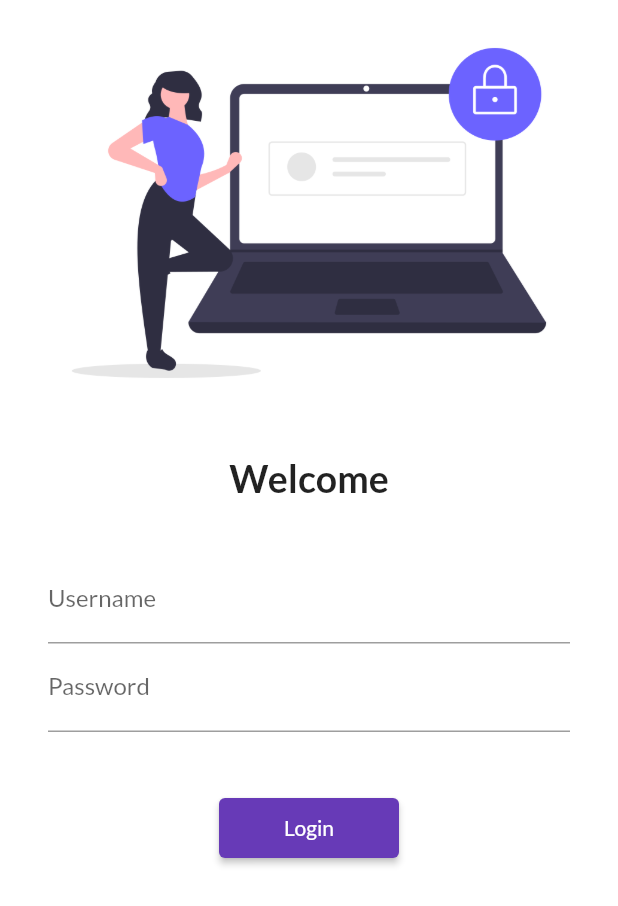
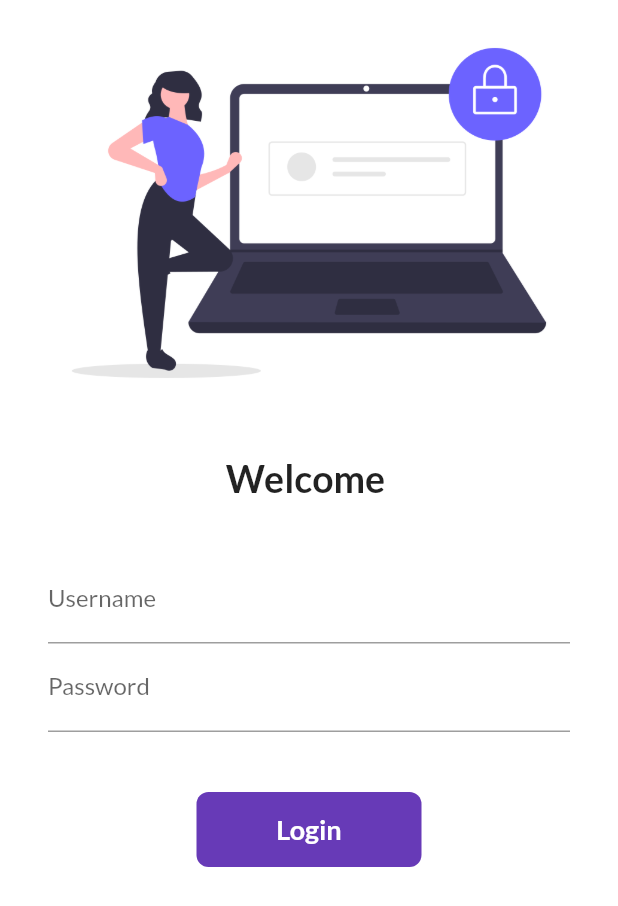
Before and after one commit to mdfaisalislam/tutorial_flutter, a Flutter app: the screen it shows after launch, on a phone screen of 412 x 824 dp. Shown: the top 906 px of the screen. Run offline on Flutter 3.47's test engine with Material 2 defaults, Android fonts, the phone set to English and light mode, and no system bars; our stand-ins replace google_fonts.

Commit message:
day 6 complete

```diff
--- a/lib/pages/login_page.dart
+++ b/lib/pages/login_page.dart
@@ -1,9 +1,17 @@
-// ignore_for_file: prefer_const_constructors, sort_child_properties_last, avoid_print
+// ignore_for_file: prefer_const_constructors, sort_child_properties_last, avoid_print, use_key_in_widget_constructors, use_build_context_synchronously
 
 import 'package:flutter/material.dart';
 import 'package:tutorial_flutter/utils/routes.dart';
 
-class LoginPage extends StatelessWidget {
+class LoginPage extends StatefulWidget {
+  @override
+  State<LoginPage> createState() => _LoginPageState();
+}
+
+class _LoginPageState extends State<LoginPage> {
+  String name = "";
+  bool changeButton = false;
+
   @override
   Widget build(BuildContext context) {
     return Material(
@@ -19,7 +27,7 @@ class LoginPage extends StatelessWidget {
                 height: 20.0,
               ),
               Text(
-                "Welcome",
+                "Welcome $name",
                 style: TextStyle(
                   fontSize: 25,
                   fontWeight: FontWeight.bold,
@@ -37,6 +45,10 @@ class LoginPage extends StatelessWidget {
                       decoration: InputDecoration(
                           hintText: "Enter your username",
                           labelText: "Username"),
+                      onChanged: (value) {
+                        name = value;
+                        setState(() {});
+                      },
                     ),
                     TextFormField(
                       obscureText: true,
@@ -47,13 +59,46 @@ class LoginPage extends StatelessWidget {
                     SizedBox(
                       height: 40.0,
                     ),
-                    ElevatedButton(
-                      child: Text("Login"),
-                      style: TextButton.styleFrom(minimumSize: Size(120, 40)),
-                      onPressed: () {
+
+                    InkWell(
+                      onTap: () async {
+                        setState(() {
+                          changeButton = true;
+                        });
+
+                        await Future.delayed(Duration(seconds: 1));
                         Navigator.pushNamed(context, MyRoutes.homeRoute);
                       },
+                      child: AnimatedContainer(
+                        duration: Duration(seconds: 1),
+                        width: changeButton ? 50 : 150,
+                        height: 50,
+                        alignment: Alignment.center,
+                        child: changeButton
+                            ? Icon(
+                                Icons.done,
+                                color: Colors.white,
+                              )
+                            : Text(
+                                "Login",
+                                style: TextStyle(
+                                    color: Colors.white,
+                                    fontWeight: FontWeight.bold,
+                                    fontSize: 18),
+                              ),
+                        decoration: BoxDecoration(
+                            color: Colors.deepPurple,
+                            borderRadius:
+                                BorderRadius.circular(changeButton ? 50 : 8)),
+                      ),
                     )
+                    // ElevatedButton(
+                    //   child: Text("Login"),
+                    //   style: TextButton.styleFrom(minimumSize: Size(120, 40)),
+                    //   onPressed: () {
+                    //     Navigator.pushNamed(context, MyRoutes.homeRoute);
+                    //   },
+                    // )
                   ],
                 ),
               )
```
